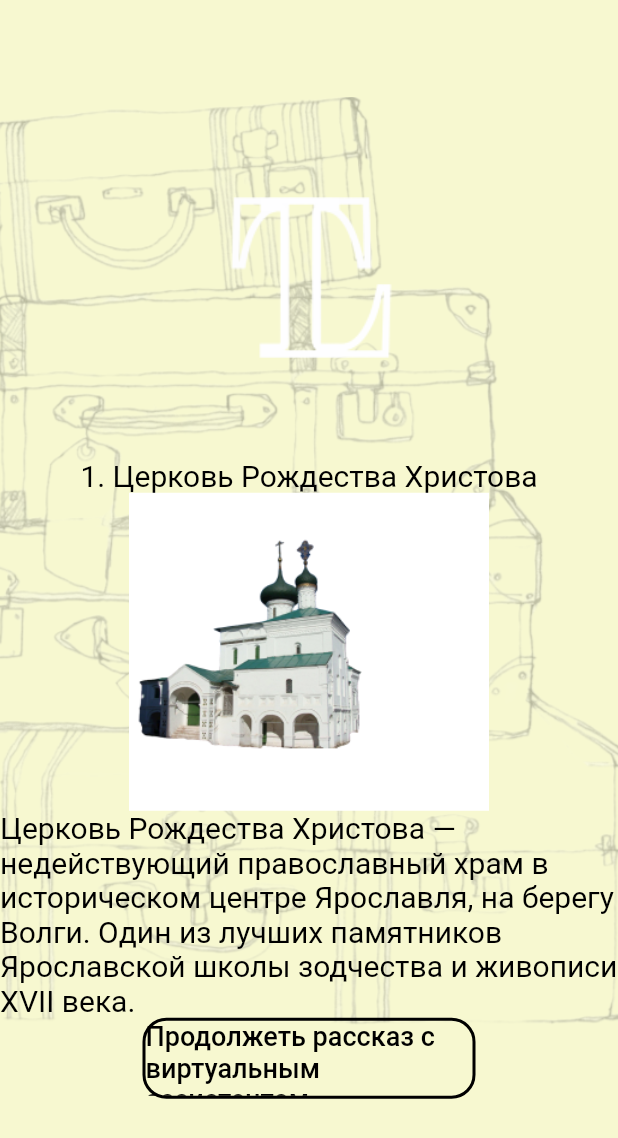
After one commit to structuraHackaton/flutter_frontend, a Flutter app: the InfoScreen screen opened directly, on a phone screen of 412 x 824 dp. The commit adds this screen. Shown: the top 1138 px of the screen. Run offline on Flutter 3.47's test engine with Material 2 defaults, Android fonts, the phone set to English and light mode, and no system bars; our stand-ins replace geolocator, google_maps_flutter; missing offline and left inert: ar_flutter_plugin.

Commit message:
added map sreen and info screen

```diff
--- a/lib/main.dart
+++ b/lib/main.dart
@@ -1,6 +1,8 @@
 
 import 'package:mobile_frontend/views/ChoosePathScreen.dart';
 import 'package:mobile_frontend/views/EnterScreen.dart';
+import 'package:mobile_frontend/views/InfoScreen.dart';
+import 'package:mobile_frontend/views/MapScreen.dart';
 import 'package:mobile_frontend/views/WelcomeScreen.dart';
 import 'package:mobile_frontend/views/homeView.dart';
 import 'package:flutter/material.dart';
@@ -26,7 +28,7 @@ class MyApp extends StatelessWidget {
               elevation: 0,
               centerTitle: true,
               iconTheme: const IconThemeData(color: Colors.black),)),
-      home: ChoosePathScreen(),
+      home: MapSample(),
     );
   }
 }
--- /dev/null
+++ b/lib/views/InfoScreen.dart
@@ -0,0 +1,72 @@
+import 'package:flutter/material.dart';
+
+class InfoScreen extends StatefulWidget {
+  const InfoScreen({Key? key}) : super(key: key);
+
+  @override
+  State<InfoScreen> createState() => _InfoScreenState();
+}
+
+class _InfoScreenState extends State<InfoScreen> {
+  @override
+  Widget build(BuildContext context) {
+    return Scaffold(
+      body: Container(
+        constraints: BoxConstraints.expand(),
+        decoration: const BoxDecoration(
+          image: DecorationImage(
+              image: AssetImage("assets/images/background.png"),
+              fit: BoxFit.cover),
+        ),
+        child: Column(
+          mainAxisAlignment: MainAxisAlignment.center,
+          crossAxisAlignment: CrossAxisAlignment.center,
+          children: [
+            Image.asset('assets/images/logo.png'),
+            Text('1. Церковь Рождества Христова',
+            style: TextStyle(
+              fontSize: 20
+            ),),
+            Container(
+              width: 240,
+              color: Colors.white,
+              height: 212,
+              child: Image.asset('assets/images/church.png'),
+            ),
+            Text('Церковь Рождества Христова — недействующий православный храм в историческом центре Ярославля, на берегу Волги. Один из лучших памятников Ярославской школы зодчества и живописи XVII века.',
+            style: TextStyle(
+              fontSize: 20
+            ),),
+            Padding(
+              padding: const EdgeInsets.symmetric(horizontal: 95),
+              child: Container(
+                height: 54,
+                decoration: BoxDecoration(
+                    border: Border.all(width: 2, color: Colors.black),
+                    borderRadius: BorderRadius.circular(16),
+                    color: Colors.transparent),
+                child: Material(
+                  color: Colors.transparent,
+                  child: InkWell(
+                    borderRadius: BorderRadius.circular(16),
+                    onTap: () {},
+                    child: Center(
+                      child: Text(
+                        "Продолжеть рассказ с виртуальным ассистентом",
+                        style: TextStyle(
+                          fontSize: 18,
+                          fontWeight: FontWeight.w500,
+                        ),
+                      ),
+                    ),
+                  ),
+                ),
+              ),
+            ),
+
+          ],
+        ),
+      ),
+    );
+  }
+}
--- a/pubspec.yaml
+++ b/pubspec.yaml
@@ -39,6 +39,7 @@ dependencies:
   ar_flutter_plugin: ^0.7.3
   vector_math: ^2.1.2
   google_maps_flutter: ^2.2.1
+  geolocator: ^9.0.2
 
 dev_dependencies:
   flutter_test:
```
Also changed, not shown: lib/views/ChoosePathScreen.dart (+22 -3 lines), lib/views/EnterScreen.dart (+8 -1 lines), lib/views/MapScreen.dart (added, +114 -0 lines), lib/views/WelcomeScreen.dart (+27 -11 lines), assets/images/church.png (added), assets/images/logo.png, assets/images/marker.png (added), pubspec.lock, 2 other files.
